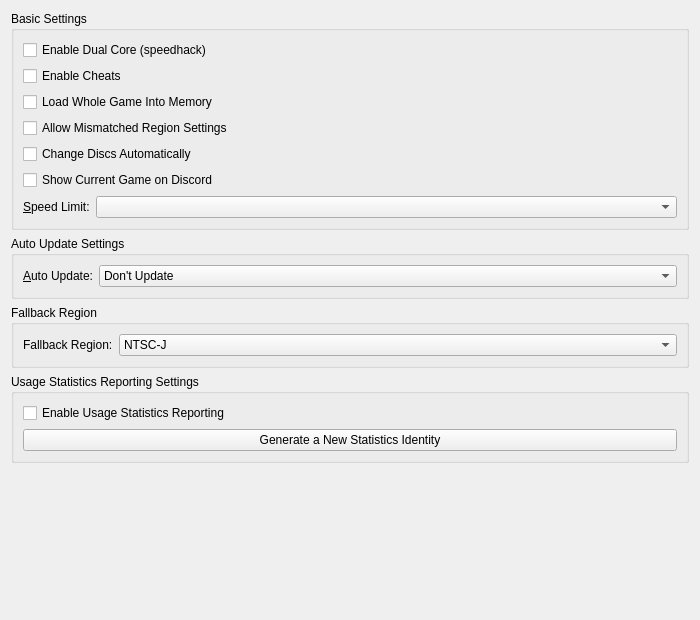
Before: the Qt Designer form Source/Core/DolphinQt/Settings/GeneralPane.ui in ilyalissoboi/dolphin, drawn with Qt 5.
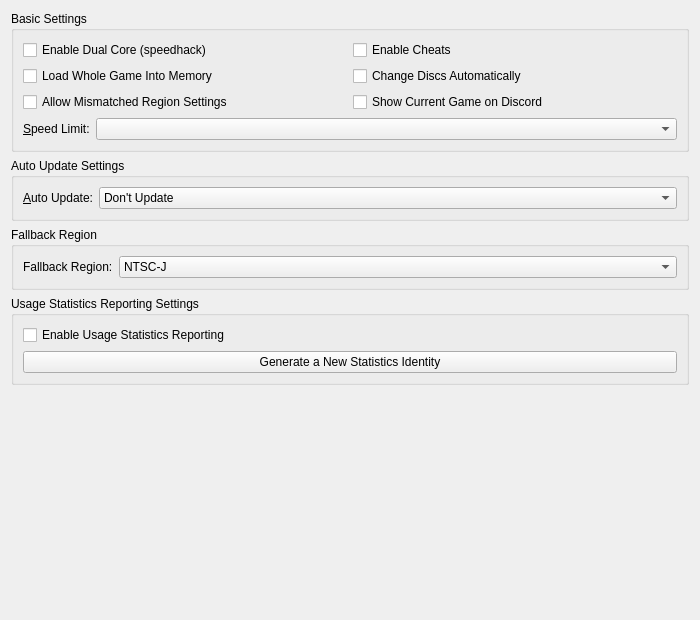
After: the same form once the commit is applied.

Commit message: DolphinQt: compact General settings layout

The edit to the form file:
```diff
--- a/Source/Core/DolphinQt/Settings/GeneralPane.ui
+++ b/Source/Core/DolphinQt/Settings/GeneralPane.ui
@@ -16,50 +16,50 @@
      <property name="title">
       <string>Basic Settings</string>
      </property>
-     <layout class="QVBoxLayout" name="basicLayout">
-      <item>
+     <layout class="QGridLayout" name="basicLayout">
+      <item row="0" column="0">
        <widget class="QCheckBox" name="dualCoreCheckBox">
         <property name="text">
          <string>Enable Dual Core (speedhack)</string>
         </property>
        </widget>
       </item>
-      <item>
+      <item row="0" column="1">
        <widget class="QCheckBox" name="cheatsCheckBox">
         <property name="text">
          <string>Enable Cheats</string>
         </property>
        </widget>
       </item>
-      <item>
+      <item row="1" column="0">
        <widget class="QCheckBox" name="loadGameIntoMemoryCheckBox">
         <property name="text">
          <string>Load Whole Game Into Memory</string>
         </property>
        </widget>
       </item>
-      <item>
+      <item row="2" column="0">
        <widget class="QCheckBox" name="overrideRegionSettingsCheckBox">
         <property name="text">
          <string>Allow Mismatched Region Settings</string>
         </property>
        </widget>
       </item>
-      <item>
+      <item row="1" column="1">
        <widget class="QCheckBox" name="autoDiscChangeCheckBox">
         <property name="text">
          <string>Change Discs Automatically</string>
         </property>
        </widget>
       </item>
-      <item>
+      <item row="2" column="1">
        <widget class="QCheckBox" name="discordPresenceCheckBox">
         <property name="text">
          <string>Show Current Game on Discord</string>
         </property>
        </widget>
       </item>
-      <item>
+      <item row="3" column="0" colspan="2">
        <layout class="QFormLayout" name="speedLimitLayout">
         <property name="fieldGrowthPolicy">
          <enum>QFormLayout::FieldGrowthPolicy::AllNonFixedFieldsGrow</enum>
```
The commit also changes 1 other file.
